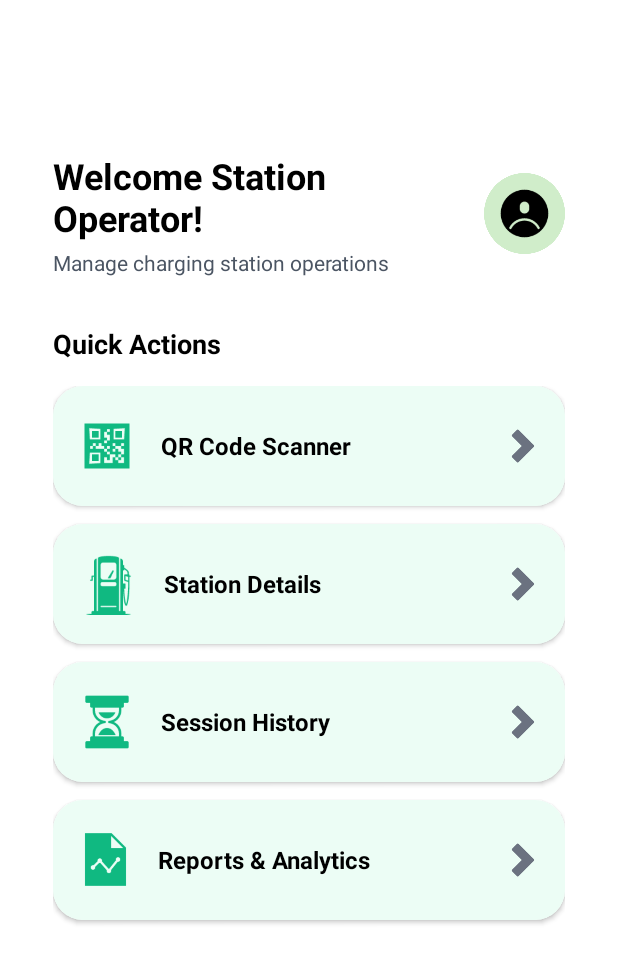
After one commit to Sachintha-Dinuranga/VoltReserve-mobile, an Android app: the OperatorDashboardActivity screen opened directly, with no data from a screen before it, on a phone screen of 412 x 824 dp. The commit adds this screen. Shown: the top 963 px of the screen. Run offline under Robolectric (Android 15) with nearby library versions, the phone set to English and light mode, and no system bars.

Commit message:
Implement login for station ops and add new logic to check user persistence to navigate them accordingly.

```diff
--- a/app/src/main/AndroidManifest.xml
+++ b/app/src/main/AndroidManifest.xml
@@ -14,6 +14,9 @@
         android:roundIcon="@drawable/logo_rounded"
         android:supportsRtl="true"
         android:theme="@style/Theme.VoltReserve">
+        <activity
+            android:name=".OperatorDashboardActivity"
+            android:exported="false" />
         <activity
             android:name=".OwnerProfileActivity"
             android:exported="false" />
--- /dev/null
+++ b/app/src/main/java/com/example/voltreserve/OperatorDashboardActivity.kt
@@ -0,0 +1,21 @@
+package com.example.voltreserve
+
+import android.os.Bundle
+import android.widget.Toast
+import androidx.appcompat.app.AppCompatActivity
+import com.example.voltreserve.databinding.ActivityOperatorDashboardBinding
+
+class OperatorDashboardActivity : AppCompatActivity() {
+    private lateinit var binding: ActivityOperatorDashboardBinding
+
+    override fun onCreate(savedInstanceState: Bundle?) {
+        super.onCreate(savedInstanceState)
+        binding = ActivityOperatorDashboardBinding.inflate(layoutInflater)
+        setContentView(binding.root)
+
+        binding.tvWelcomeOperator.text = "Welcome Station Operator!"
+        binding.btnStartQrScan.setOnClickListener {
+            Toast.makeText(this, "QR scanning coming soon!", Toast.LENGTH_SHORT).show()
+        }
+    }
+}
--- a/app/src/main/java/com/example/voltreserve/RegisterStep3Activity.kt
+++ b/app/src/main/java/com/example/voltreserve/RegisterStep3Activity.kt
@@ -51,7 +51,7 @@ class RegisterStep3Activity : AppCompatActivity() {
     private fun registerUser(request: RegisterRequest) {
         lifecycleScope.launch {
             try {
-                val response = RetrofitClient.instance.register(request)
+                val response = RetrofitClient.ownerPublic.register(request)
                 if (response.isSuccessful && response.body() != null) {
                     val user = response.body()!!
                     Toast.makeText(
--- /dev/null
+++ b/app/src/main/res/layout/activity_operator_dashboard.xml
@@ -0,0 +1,242 @@
+<?xml version="1.0" encoding="utf-8"?>
+<ScrollView xmlns:android="http://schemas.android.com/apk/res/android"
+    xmlns:app="http://schemas.android.com/apk/res-auto"
+    android:layout_width="match_parent"
+    android:layout_height="match_parent"
+    android:background="@color/white"
+    android:padding="25dp">
+
+    <LinearLayout
+        android:layout_width="match_parent"
+        android:layout_height="wrap_content"
+        android:orientation="vertical"
+        android:gravity="center_horizontal"
+        android:layout_marginTop="65dp"
+        android:padding="10dp">
+
+        <!-- Header Section -->
+        <LinearLayout
+            android:layout_width="match_parent"
+            android:layout_height="wrap_content"
+            android:orientation="horizontal"
+            android:gravity="center_vertical"
+            android:layout_marginBottom="32dp">
+
+            <LinearLayout
+                android:layout_width="0dp"
+                android:layout_height="wrap_content"
+                android:layout_weight="1"
+                android:orientation="vertical">
+
+                <TextView
+                    android:id="@+id/tvWelcomeOperator"
+                    android:layout_width="wrap_content"
+                    android:layout_height="wrap_content"
+                    android:text="Welcome Station Operator!"
+                    android:textSize="24sp"
+                    android:textStyle="bold"
+                    android:textColor="@color/black" />
+
+                <TextView
+                    android:layout_width="wrap_content"
+                    android:layout_height="wrap_content"
+                    android:text="@string/manage_charging_station_operations"
+                    android:textSize="14sp"
+                    android:textColor="@color/gray_600"
+                    android:layout_marginTop="4dp" />
+            </LinearLayout>
+
+            <ImageView
+                android:id="@+id/imgOperatorProfile"
+                android:layout_width="54dp"
+                android:layout_height="54dp"
+                android:background="@drawable/profile_bg"
+                android:contentDescription="@string/operator_profile"
+                android:padding="8dp"
+                android:scaleType="centerInside"
+                android:src="@drawable/profile" />
+        </LinearLayout>
+
+        <!-- Quick Actions Title -->
+        <TextView
+            android:layout_width="match_parent"
+            android:layout_height="wrap_content"
+            android:text="Quick Actions"
+            android:textSize="18sp"
+            android:textStyle="bold"
+            android:textColor="@color/black"
+            android:layout_marginBottom="16dp" />
+
+        <!-- Dashboard Tiles -->
+        <LinearLayout
+            android:layout_width="match_parent"
+            android:layout_height="wrap_content"
+            android:orientation="vertical">
+
+            <!-- QR Code Scanner -->
+            <androidx.cardview.widget.CardView
+                android:layout_width="match_parent"
+                android:layout_height="80dp"
+                android:layout_marginBottom="12dp"
+                android:foreground="?selectableItemBackground"
+                app:cardCornerRadius="20dp"
+                app:cardElevation="2dp">
+
+                <LinearLayout
+                    android:id="@+id/btnStartQrScan"
+                    android:layout_width="match_parent"
+                    android:layout_height="match_parent"
+                    android:background="@color/green_50"
+                    android:gravity="center_vertical"
+                    android:orientation="horizontal"
+                    android:padding="16dp">
+
+                    <ImageView
+                        android:layout_width="40dp"
+                        android:layout_height="40dp"
+                        android:layout_marginEnd="16dp"
+                        android:src="@drawable/qr"
+                        app:tint="@color/green_500" />
+
+                    <TextView
+                        android:layout_width="0dp"
+                        android:layout_height="wrap_content"
+                        android:layout_weight="1"
+                        android:text="QR Code Scanner"
+                        android:textColor="@color/black"
+                        android:textSize="16sp"
+                        android:textStyle="bold" />
+
+                    <ImageView
+                        android:layout_width="24dp"
+                        android:layout_height="24dp"
+                        android:src="@drawable/right_side"
+                        app:tint="@color/gray_500" />
+                </LinearLayout>
+            </androidx.cardview.widget.CardView>
+
+            <!-- Station Status -->
+            <androidx.cardview.widget.CardView
+                android:layout_width="match_parent"
+                android:layout_height="80dp"
+                android:layout_marginBottom="12dp"
+                android:foreground="?selectableItemBackground"
+                app:cardCornerRadius="20dp"
+                app:cardElevation="2dp">
+
+                <LinearLayout
+                    android:layout_width="match_parent"
+                    android:layout_height="match_parent"
+                    android:background="@color/green_50"
+                    android:gravity="center_vertical"
+                    android:orientation="horizontal"
+                    android:padding="16dp">
+
+                    <ImageView
+                        android:layout_width="42dp"
+                        android:layout_height="42dp"
+                        android:layout_marginEnd="16dp"
+                        android:src="@drawable/station"
+                        app:tint="@color/green_500" />
+
+                    <TextView
+                        android:layout_width="0dp"
+                        android:layout_height="wrap_content"
+                        android:layout_weight="1"
+                        android:text="@string/stations_details"
+                        android:textColor="@color/black"
+                        android:textSize="16sp"
+                        android:textStyle="bold" />
+
+                    <ImageView
+                        android:layout_width="24dp"
+                        android:layout_height="24dp"
+                        android:src="@drawable/right_side"
+                        app:tint="@color/gray_500" />
+                </LinearLayout>
+            </androidx.cardview.widget.CardView>
+
+            <!-- Session History -->
+            <androidx.cardview.widget.CardView
+                android:layout_width="match_parent"
+                android:layout_height="80dp"
+                android:layout_marginBottom="12dp"
+                android:foreground="?selectableItemBackground"
+                app:cardCornerRadius="20dp"
+                app:cardElevation="2dp">
+
+                <LinearLayout
+                    android:layout_width="match_parent"
+                    android:layout_height="match_parent"
+                    android:background="@color/green_50"
+                    android:gravity="center_vertical"
+                    android:orientation="horizontal"
+                    android:padding="16dp">
+
+                    <ImageView
+                        android:layout_width="40dp"
+                        android:layout_height="40dp"
+                        android:layout_marginEnd="16dp"
+                        android:src="@drawable/past"
+                        app:tint="@color/green_500" />
+
+                    <TextView
+                        android:layout_width="0dp"
+                        android:layout_height="wrap_content"
+                        android:layout_weight="1"
+                        android:text="@string/session_history"
+                        android:textColor="@color/black"
+                        android:textSize="16sp"
+                        android:textStyle="bold" />
+
+                    <ImageView
+                        android:layout_width="24dp"
+                        android:layout_height="24dp"
+                        android:src="@drawable/right_side"
+                        app:tint="@color/gray_500" />
+                </LinearLayout>
+            </androidx.cardview.widget.CardView>
+
+            <!-- Reports -->
+            <androidx.cardview.widget.CardView
+                android:layout_width="match_parent"
+                android:layout_height="80dp"
+                android:layout_marginBottom="12dp"
+                android:foreground="?selectableItemBackground"
+                app:cardCornerRadius="20dp"
+                app:cardElevation="2dp">
+
+                <LinearLayout
+                    android:layout_width="match_parent"
+                    android:layout_height="match_parent"
+                    android:background="@color/green_50"
+                    android:gravity="center_vertical"
+                    android:orientation="horizontal"
+                    android:padding="16dp">
+
+                    <ImageView
+                        android:layout_width="38dp"
+                        android:layout_height="38dp"
+                        android:layout_marginEnd="16dp"
+                        android:src="@drawable/report"
+                        app:tint="@color/green_500" />
+
+                    <TextView
+                        android:layout_width="0dp"
+                        android:layout_height="wrap_content"
+                        android:layout_weight="1"
+                        android:text="@string/reports_amp_analytics"
+                        android:textColor="@color/black"
+                        android:textSize="16sp"
+                        android:textStyle="bold" />
+
+                    <ImageView
+                        android:layout_width="24dp"
+                        android:layout_height="24dp"
+                        android:src="@drawable/right_side"
+                        app:tint="@color/gray_500" />
+                </LinearLayout>
+            </androidx.cardview.widget.CardView>
+        </LinearLayout>
+    </LinearLayout>
+</ScrollView>
--- a/app/src/main/res/values/strings.xml
+++ b/app/src/main/res/values/strings.xml
@@ -13,4 +13,10 @@
     <string name="password">Password</string>
     <string name="sign_in">Sign In</string>
     <string name="don_t_have_an_account_sign_up">Don\'t have an account? Sign Up</string>
+    <string name="welcome_station_operator">Welcome Station Operator!</string>
+    <string name="operator_profile">Operator Profile</string>
+    <string name="manage_charging_station_operations">Manage charging station operations</string>
+    <string name="reports_amp_analytics"><![CDATA[Reports & Analytics]]></string>
+    <string name="session_history">Session History</string>
+    <string name="stations_details">Station Details</string>
 </resources>
```
Also changed, not shown: app/src/main/java/com/example/voltreserve/LoginActivity.kt (+39 -17 lines), app/src/main/java/com/example/voltreserve/LogoActivity.kt (+39 -8 lines), app/src/main/java/com/example/voltreserve/OwnerProfileActivity.kt (+4 -4 lines), app/src/main/java/com/example/voltreserve/client/RetrofitClient.kt (+21 -23 lines), app/src/main/java/com/example/voltreserve/helpers/SessionDbHelper.kt (+25 -0 lines), app/src/main/java/com/example/voltreserve/models/StaffLoginRequest.kt (added, +7 -0 lines), app/src/main/java/com/example/voltreserve/services/AuthApiService.kt (added, +13 -0 lines), app/src/main/res/drawable/past.png (added), app/src/main/res/drawable/qr.png (added), app/src/main/res/drawable/report.png (added).
